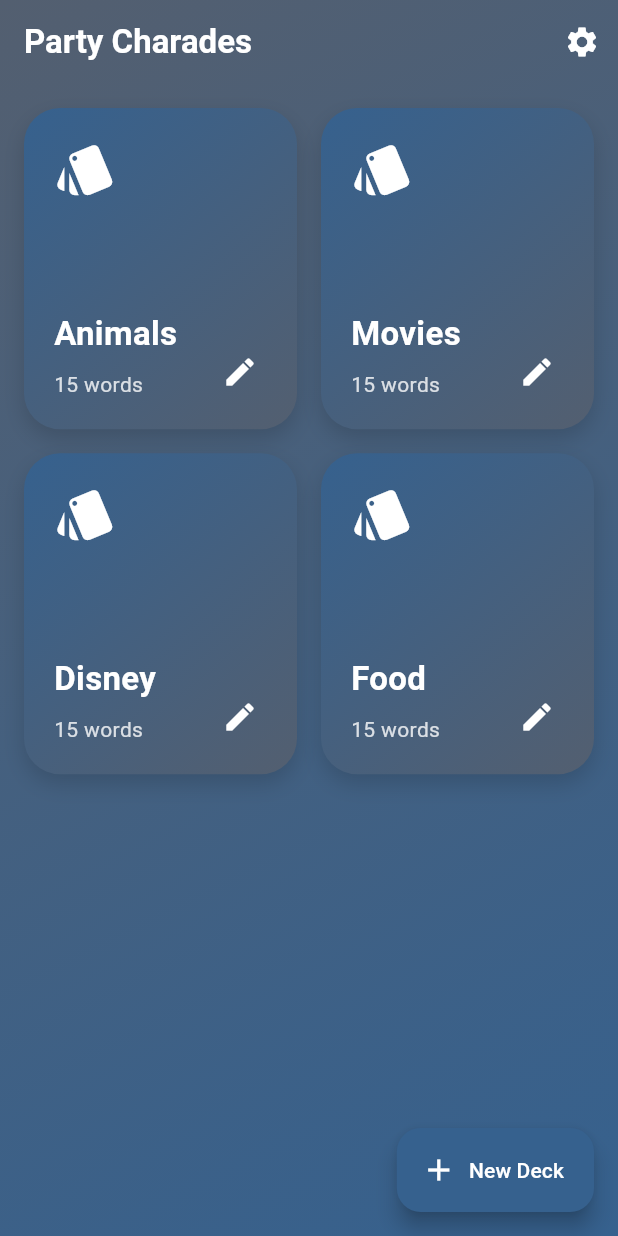
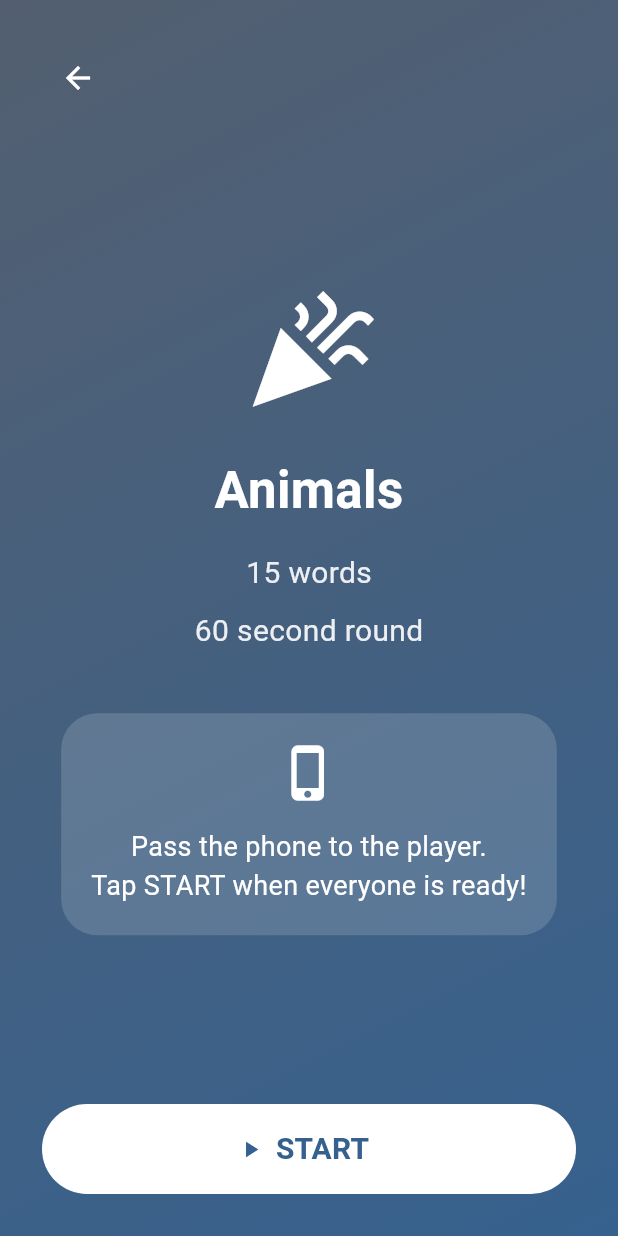
Before and after one commit to zachpfaltzgraff/PartyCharades, a Flutter app: the screen it shows after launch, after a tap on "Animals", on a phone screen of 412 x 824 dp. Run offline on Flutter 3.47's test engine with Material 3 defaults, Android fonts, the phone set to English and light mode, and no system bars; our stand-ins replace google_mobile_ads, isar, shared_preferences; accounts and stored records are empty; generated files the repository leaves out were written again; network calls fail.

Commit message:
ready page

```diff
--- a/party_charades/lib/pages/deck_card.dart
+++ b/party_charades/lib/pages/deck_card.dart
@@ -1,6 +1,7 @@
 import 'package:flutter/material.dart';
 import 'package:party_charades/models/deck.dart';
 import 'package:party_charades/pages/create_new_deck.dart';
+import 'package:party_charades/pages/gameplay/ready_page.dart';
 
 class DeckCard extends StatelessWidget {
   final Deck deck;
@@ -16,7 +17,12 @@
     return InkWell(
       borderRadius: BorderRadius.circular(24),
       onTap: () {
-        // TODO: open deck
+        Navigator.push(
+          context,
+          MaterialPageRoute(
+            builder: (_) => ReadyPage(deck: deck),
+          ),
+        );
       },
       child: Container(
         decoration: BoxDecoration(
--- /dev/null
+++ b/party_charades/lib/pages/gameplay/ready_page.dart
@@ -0,0 +1,173 @@
+import 'package:flutter/material.dart';
+import 'package:party_charades/models/deck.dart';
+import 'package:party_charades/services/settings_service.dart';
+
+class ReadyPage extends StatefulWidget {
+  final Deck deck;
+
+  const ReadyPage({
+    super.key,
+    required this.deck,
+  });
+
+  @override
+  State<ReadyPage> createState() => _ReadyPageState();
+}
+
+class _ReadyPageState extends State<ReadyPage> {
+  int roundLength = SettingsService.defaultRoundLength;
+
+  @override
+  void initState() {
+    super.initState();
+    _loadSettings();
+  }
+
+  Future<void> _loadSettings() async {
+    roundLength = await SettingsService.getRoundLength();
+
+    if (mounted) {
+      setState(() {});
+    }
+  }
+
+  @override
+  Widget build(BuildContext context) {
+    final colors = Theme.of(context).colorScheme;
+
+    return Scaffold(
+      body: Container(
+        width: double.infinity,
+        decoration: BoxDecoration(
+          gradient: LinearGradient(
+            colors: [
+              colors.secondary,
+              colors.primary,
+            ],
+            begin: Alignment.topLeft,
+            end: Alignment.bottomRight,
+          ),
+        ),
+        child: SafeArea(
+          child: Padding(
+            padding: const EdgeInsets.all(28),
+            child: Column(
+              children: [
+                Align(
+                  alignment: Alignment.centerLeft,
+                  child: IconButton(
+                    icon: const Icon(
+                      Icons.arrow_back,
+                      color: Colors.white,
+                    ),
+                    onPressed: () => Navigator.pop(context),
+                  ),
+                ),
+
+                const Spacer(),
+
+                const Icon(
+                  Icons.celebration,
+                  size: 90,
+                  color: Colors.white,
+                ),
+
+                const SizedBox(height: 24),
+
+                Text(
+                  widget.deck.name,
+                  textAlign: TextAlign.center,
+                  style: const TextStyle(
+                    fontSize: 34,
+                    fontWeight: FontWeight.bold,
+                    color: Colors.white,
+                  ),
+                ),
+
+                const SizedBox(height: 16),
+
+                Text(
+                  "${widget.deck.words.length} words",
+                  style: TextStyle(
+                    fontSize: 20,
+                    color: Colors.white.withOpacity(.9),
+                  ),
+                ),
+
+                const SizedBox(height: 10),
+
+                Text(
+                  "$roundLength second round",
+                  style: TextStyle(
+                    fontSize: 20,
+                    color: Colors.white.withOpacity(.9),
+                  ),
+                ),
+
+                const SizedBox(height: 40),
+
+                Container(
+                  padding: const EdgeInsets.all(20),
+                  decoration: BoxDecoration(
+                    color: Colors.white.withOpacity(.15),
+                    borderRadius: BorderRadius.circular(24),
+                  ),
+                  child: const Column(
+                    children: [
+                      Icon(
+                        Icons.phone_iphone,
+                        color: Colors.white,
+                        size: 40,
+                      ),
+                      SizedBox(height: 16),
+                      Text(
+                        "Pass the phone to the player.\nTap START when everyone is ready!",
+                        textAlign: TextAlign.center,
+                        style: TextStyle(
+                          color: Colors.white,
+                          fontSize: 18,
+                        ),
+                      ),
+                    ],
+                  ),
+                ),
+
+                const Spacer(),
+
+                SizedBox(
+                  width: double.infinity,
+                  height: 60,
+                  child: FilledButton.icon(
+                    style: FilledButton.styleFrom(
+                      backgroundColor: Colors.white,
+                      foregroundColor: colors.primary,
+                    ),
+                    icon: const Icon(Icons.play_arrow),
+                    label: const Text(
+                      "START",
+                      style: TextStyle(
+                        fontSize: 20,
+                        fontWeight: FontWeight.bold,
+                      ),
+                    ),
+                    onPressed: () {
+                      // Navigator.pushReplacement(
+                      //   context,
+                      //   MaterialPageRoute(
+                      //     builder: (_) => GamePage(
+                      //       deck: widget.deck,
+                      //       roundLength: roundLength,
+                      //     ),
+                      //   ),
+                      // );
+                    },
+                  ),
+                ),
+              ],
+            ),
+          ),
+        ),
+      ),
+    );
+  }
+}
```
